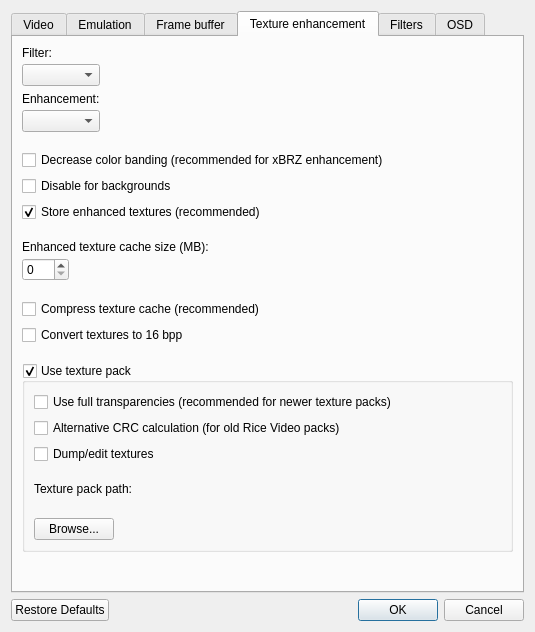
gonetz/GLideN64, file src/GLideNUI/configDialog.ui: the form before one commit.
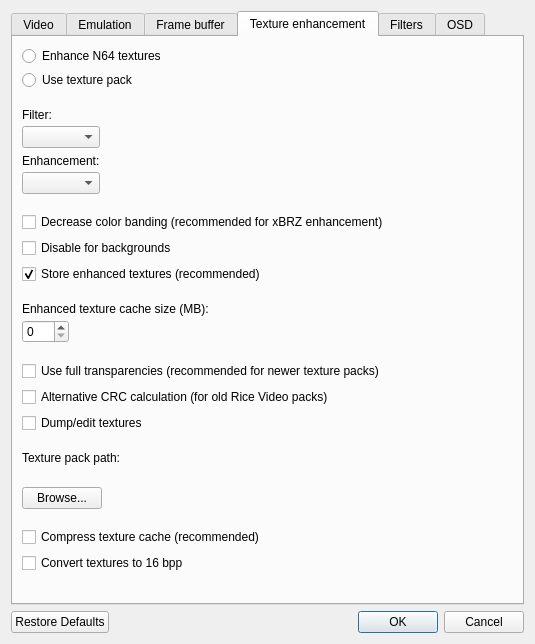
The form after the commit. The open tabs and pages were chosen to show the change. Icons and pictures are not drawn.

Commit message: Changes re. Gonetz and AmbientMalice

```diff
--- a/src/GLideNUI/configDialog.ui
+++ b/src/GLideNUI/configDialog.ui
@@ -21,6 +21,12 @@
    </property>
    <item>
     <widget class="QTabWidget" name="tabWidget">
+     <property name="minimumSize">
+      <size>
+       <width>0</width>
+       <height>510</height>
+      </size>
+     </property>
      <property name="currentIndex">
       <number>0</number>
      </property>
@@ -227,6 +233,9 @@
                <property name="text">
                 <string>4:3 (recommended)</string>
                </property>
+               <property name="checked">
+                <bool>true</bool>
+               </property>
                <attribute name="buttonGroup">
                 <string notr="true">aspectButtonGroup</string>
                </attribute>
@@ -712,6 +721,9 @@
                    <property name="text">
                     <string>N64-style 3 point</string>
                    </property>
+                   <property name="checked">
+                    <bool>true</bool>
+                   </property>
                   </widget>
                  </item>
                 </layout>
@@ -802,6 +814,9 @@
                    <property name="text">
                     <string>JPEG</string>
                    </property>
+                   <property name="checked">
+                    <bool>true</bool>
+                   </property>
                    <attribute name="buttonGroup">
                     <string notr="true">screenshotButtonGroup</string>
                    </attribute>
@@ -1006,6 +1021,9 @@
            <property name="text">
             <string>Render 2D elements in N64 resolution (can be slow)</string>
            </property>
+           <property name="checked">
+            <bool>true</bool>
+           </property>
           </widget>
          </item>
          <item>
@@ -1063,6 +1081,9 @@
              <property name="text">
               <string>Never</string>
              </property>
+             <property name="checked">
+              <bool>true</bool>
+             </property>
              <attribute name="buttonGroup">
               <string notr="true">fixTexrectCoordsButtonGroup</string>
              </attribute>
@@ -1133,7 +1154,7 @@
              <item>
               <widget class="QLabel" name="frameBufferWarningLabel">
                <property name="text">
-                <string>&lt;html&gt;&lt;head/&gt;&lt;body&gt;&lt;p&gt;Clearing this option disables many effects including anti-aliasing, cropping, aspect ratio, N64 resolution factor, N64-style depth compare and more. Don't clear this option unless you have performance issues.&lt;/p&gt;&lt;/body&gt;&lt;/html&gt;</string>
+                <string>&lt;html&gt;&lt;head/&gt;&lt;body&gt;&lt;p&gt;Unchecking this option disables many effects including anti-aliasing, cropping, aspect ratio, N64 resolution factor, N64-style depth compare and more. Don't clear this option unless you have performance issues.&lt;/p&gt;&lt;/body&gt;&lt;/html&gt;</string>
                </property>
                <property name="textFormat">
                 <enum>Qt::RichText</enum>
@@ -1165,16 +1186,6 @@
              </property>
             </widget>
            </item>
-           <item>
-            <widget class="QCheckBox" name="RenderFBCheckBox">
-             <property name="toolTip">
-              <string>&lt;html&gt;&lt;head/&gt;&lt;body&gt;&lt;p&gt;When this option is checked, the frame buffer is rendered directly to the screen. This prevents some graphic problems but may cause slowdowns or visual quality problems.&lt;/p&gt;&lt;p&gt;[Recommended: &lt;span style=&quot; font-style:italic;&quot;&gt;Usually unchecked&lt;/span&gt;]&lt;/p&gt;&lt;/body&gt;&lt;/html&gt;</string>
-             </property>
-             <property name="text">
-              <string>Render entire frame buffer to output</string>
-             </property>
-            </widget>
-           </item>
           </layout>
          </item>
          <item>
@@ -1281,7 +1292,7 @@
               <string>&lt;html&gt;&lt;head/&gt;&lt;body&gt;&lt;p&gt;In some games GLideN64 can't detect frame buffer effects. This option can be used to force detection.&lt;/p&gt;&lt;p&gt;&lt;span style=&quot; font-weight:600;&quot;&gt;Asynchronous&lt;/span&gt;: Effects are detected for most games.&lt;/p&gt;&lt;p&gt;&lt;span style=&quot; font-weight:600;&quot;&gt;Synchronous&lt;/span&gt;: Effects are detected for all games, but it can be slow. Use for games where &lt;span style=&quot; font-weight:600;&quot;&gt;Asynchronous&lt;/span&gt; doesn't work.&lt;/p&gt;&lt;p&gt;&lt;span style=&quot; font-weight:600;&quot;&gt;Never&lt;/span&gt;: Frame buffer is disabled.&lt;/p&gt;&lt;p&gt;[Recommended: &lt;span style=&quot; font-style:italic;&quot;&gt;Usually Asynchronous&lt;/span&gt;]&lt;/p&gt;&lt;/body&gt;&lt;/html&gt;</string>
              </property>
              <property name="text">
-              <string>Copy frame buffer to N64 memory:</string>
+              <string>Copy video card frame buffer to N64 memory:</string>
              </property>
             </widget>
            </item>
@@ -1331,24 +1342,14 @@
               <string>&lt;html&gt;&lt;head/&gt;&lt;body&gt;&lt;p&gt;The depth buffer is used to emulate some effects (e.g. coronas):&lt;/p&gt;&lt;p&gt;&lt;span style=&quot; font-weight:600;&quot;&gt;From VRAM&lt;/span&gt;: Your video card's depth buffer is copied to N64 memory each frame, which can be slow on some games.&lt;/p&gt;&lt;p&gt;&lt;span style=&quot; font-weight:600;&quot;&gt;Software&lt;/span&gt;: Generally faster than copying from VRAM, but the result can be imperfect.&lt;/p&gt;&lt;p&gt;&lt;span style=&quot; font-weight:600;&quot;&gt;Never&lt;/span&gt;: Depth buffer is disabled.&lt;/p&gt;&lt;p&gt;[Recommended:&lt;span style=&quot; font-style:italic;&quot;&gt; Software&lt;/span&gt;]&lt;/p&gt;&lt;/body&gt;&lt;/html&gt;</string>
              </property>
              <property name="text">
-              <string>Copy depth buffer to N64 memory:</string>
+              <string>Copy video card depth buffer to N64 memory:</string>
              </property>
             </widget>
            </item>
-           <item>
-            <widget class="QRadioButton" name="copyDepthVRAMRadioButton">
-             <property name="text">
-              <string>From VRAM (sometimes slow, fewest game issues)</string>
-             </property>
-             <attribute name="buttonGroup">
-              <string notr="true">depthBufferButtonGroup</string>
-             </attribute>
-            </widget>
-           </item>
            <item>
             <widget class="QRadioButton" name="copyDepthSoftwareRadioButton">
              <property name="text">
-              <string>In software (fast, some game issues)</string>
+              <string>In software (fast, fewest game issues)</string>
              </property>
              <property name="checked">
               <bool>true</bool>
@@ -1358,6 +1359,16 @@
              </attribute>
             </widget>
            </item>
+           <item>
+            <widget class="QRadioButton" name="copyDepthVRAMRadioButton">
+             <property name="text">
+              <string>From VRAM (slow, some game issues)</string>
+             </property>
+             <attribute name="buttonGroup">
+              <string notr="true">depthBufferButtonGroup</string>
+             </attribute>
+            </widget>
+           </item>
            <item>
             <widget class="QRadioButton" name="copyDepthOffRadioButton">
              <property name="text">
@@ -1370,6 +1381,16 @@
            </item>
           </layout>
          </item>
+         <item>
+          <widget class="QCheckBox" name="RenderFBCheckBox">
+           <property name="toolTip">
+            <string>&lt;html&gt;&lt;head/&gt;&lt;body&gt;&lt;p&gt;When this option is checked, the frame buffer is rendered directly to the screen. This prevents some graphic problems but may cause slowdowns or visual quality problems.&lt;/p&gt;&lt;p&gt;[Recommended: &lt;span style=&quot; font-style:italic;&quot;&gt;Usually unchecked&lt;/span&gt;]&lt;/p&gt;&lt;/body&gt;&lt;/html&gt;</string>
+           </property>
+           <property name="text">
+            <string>Render N64 frame buffer to output</string>
+           </property>
+          </widget>
+         </item>
         </layout>
        </item>
        <item>
@@ -1393,15 +1414,37 @@
       </attribute>
       <layout class="QVBoxLayout" name="verticalLayout_11">
        <item>
-        <layout class="QHBoxLayout" name="horizontalLayout_12">
-         <property name="spacing">
-          <number>16</number>
-         </property>
-         <item>
           <layout class="QVBoxLayout" name="verticalLayout_33">
            <property name="spacing">
             <number>18</number>
            </property>
+         <item>
+          <layout class="QVBoxLayout" name="verticalLayout_27">
+           <property name="spacing">
+            <number>4</number>
+           </property>
+           <item>
+            <widget class="QRadioButton" name="texturePackOffRadioButton">
+             <property name="text">
+              <string>Enhance N64 textures</string>
+             </property>
+             <attribute name="buttonGroup">
+              <string notr="true">texturePackButtonGroup</string>
+             </attribute>
+            </widget>
+           </item>
+           <item>
+            <widget class="QRadioButton" name="texturePackOnRadioButton">
+             <property name="text">
+              <string>Use texture pack</string>
+             </property>
+             <attribute name="buttonGroup">
+              <string notr="true">texturePackButtonGroup</string>
+             </attribute>
+            </widget>
+           </item>
+          </layout>
+         </item>
            <item>
             <layout class="QHBoxLayout" name="horizontalLayout_7">
              <item>
@@ -1555,45 +1598,6 @@
             </layout>
            </item>
            <item>
-            <layout class="QVBoxLayout" name="verticalLayout_9">
-             <property name="spacing">
-              <number>6</number>
-             </property>
-             <item>
-              <widget class="QCheckBox" name="compressCacheCheckBox">
-               <property name="toolTip">
-                <string>&lt;html&gt;&lt;head/&gt;&lt;body&gt;&lt;p&gt;Textures will be compressed so more textures can be held in the cache. The compression ratio varies per texture, but the compression is typically 1/5 of the original size.&lt;/p&gt;&lt;p&gt;[Recommended: &lt;span style=&quot; font-style:italic;&quot;&gt;Checked&lt;/span&gt;]&lt;/p&gt;&lt;/body&gt;&lt;/html&gt;</string>
-               </property>
-               <property name="text">
-                <string>Compress texture cache (recommended)</string>
-               </property>
-              </widget>
-             </item>
-             <item>
-              <widget class="QCheckBox" name="force16bppCheckBox">
-               <property name="toolTip">
-                <string>&lt;html&gt;&lt;head/&gt;&lt;body&gt;&lt;p&gt;This option halves the space used by textures and enhances performance. When reducing the color, GLideN64 tries to perserve the original quality as much as possible. On most textures it's hardly noticeable, but some textures, like skies, can look noticeably worse.&lt;/p&gt;&lt;p&gt;[Recommended: &lt;span style=&quot; font-style:italic;&quot;&gt;Unchecked&lt;/span&gt;]&lt;/p&gt;&lt;/body&gt;&lt;/html&gt;</string>
-               </property>
-               <property name="text">
-                <string>Convert textures to 16 bpp</string>
-               </property>
-              </widget>
-             </item>
-            </layout>
-           </item>
-           <item>
-            <widget class="QGroupBox" name="texturePackGroupBox">
-             <property name="title">
-              <string>Use texture pack</string>
-             </property>
-             <property name="checkable">
-              <bool>true</bool>
-             </property>
-             <layout class="QVBoxLayout" name="verticalLayout_14">
-              <property name="spacing">
-               <number>18</number>
-              </property>
-              <item>
                <layout class="QVBoxLayout" name="verticalLayout_38">
                 <property name="spacing">
                  <number>6</number>
@@ -1640,12 +1644,6 @@
                 </property>
                 <item>
                  <widget class="QLabel" name="texturePackPathLabel">
-                  <property name="sizePolicy">
-                   <sizepolicy hsizetype="Maximum" vsizetype="Fixed">
-                    <horstretch>0</horstretch>
-                    <verstretch>0</verstretch>
-                   </sizepolicy>
-                  </property>
                   <property name="toolTip">
                    <string>&lt;html&gt;&lt;head/&gt;&lt;body&gt;&lt;p&gt;Select path to the folder with texture packs.&lt;br/&gt;Default: Plugin/hires_texture&lt;/p&gt;&lt;/body&gt;&lt;/html&gt;</string>
                   </property>
@@ -1682,8 +1680,32 @@
                 </item>
                </layout>
               </item>
-             </layout>
-            </widget>
+         <item>
+          <layout class="QVBoxLayout" name="verticalLayout_9">
+           <property name="spacing">
+            <number>6</number>
+           </property>
+           <item>
+            <widget class="QCheckBox" name="compressCacheCheckBox">
+             <property name="toolTip">
+              <string>&lt;html&gt;&lt;head/&gt;&lt;body&gt;&lt;p&gt;Textures will be compressed so more textures can be held in the cache. The compression ratio varies per texture, but the compression is typically 1/5 of the original size.&lt;/p&gt;&lt;p&gt;[Recommended: &lt;span style=&quot; font-style:italic;&quot;&gt;Checked&lt;/span&gt;]&lt;/p&gt;&lt;/body&gt;&lt;/html&gt;</string>
+             </property>
+             <property name="text">
+              <string>Compress texture cache (recommended)</string>
+             </property>
+            </widget>
+           </item>
+           <item>
+            <widget class="QCheckBox" name="force16bppCheckBox">
+             <property name="toolTip">
+              <string>&lt;html&gt;&lt;head/&gt;&lt;body&gt;&lt;p&gt;This option halves the space used by textures and enhances performance. When reducing the color, GLideN64 tries to perserve the original quality as much as possible. On most textures it's hardly noticeable, but some textures, like skies, can look noticeably worse.&lt;/p&gt;&lt;p&gt;[Recommended: &lt;span style=&quot; font-style:italic;&quot;&gt;Unchecked&lt;/span&gt;]&lt;/p&gt;&lt;/body&gt;&lt;/html&gt;</string>
+             </property>
+             <property name="text">
+              <string>Convert textures to 16 bpp</string>
+             </property>
+            </widget>
+           </item>
+          </layout>
            </item>
            <item>
             <spacer name="verticalSpacer">
@@ -1701,8 +1723,6 @@
           </layout>
          </item>
         </layout>
-       </item>
-      </layout>
      </widget>
      <widget class="QWidget" name="postFilterTab">
       <property name="sizePolicy">
@@ -2191,6 +2211,9 @@
       <attribute name="title">
        <string>OSD</string>
       </attribute>
+      <attribute name="toolTip">
+       <string>On-screen display</string>
+      </attribute>
       <layout class="QVBoxLayout" name="verticalLayout_17">
        <item>
         <layout class="QVBoxLayout" name="verticalLayout_18">
@@ -2363,6 +2386,9 @@
                 </property>
                 <item>
                  <widget class="QPushButton" name="leftPushButton">
+                  <property name="enabled">
+                   <bool>false</bool>
+                  </property>
                   <property name="sizePolicy">
                    <sizepolicy hsizetype="Fixed" vsizetype="Fixed">
                     <horstretch>0</horstretch>
@@ -2441,6 +2467,9 @@
                 </item>
                 <item>
                  <widget class="QPushButton" name="rightPushButton">
+                  <property name="enabled">
+                   <bool>false</bool>
+                  </property>
                   <property name="sizePolicy">
                    <sizepolicy hsizetype="Fixed" vsizetype="Fixed">
                     <horstretch>0</horstretch>
```
Left out of the diff: 343 changed lines with no effect on the pictures. Lines whose indentation alone changed are shown as unchanged.
